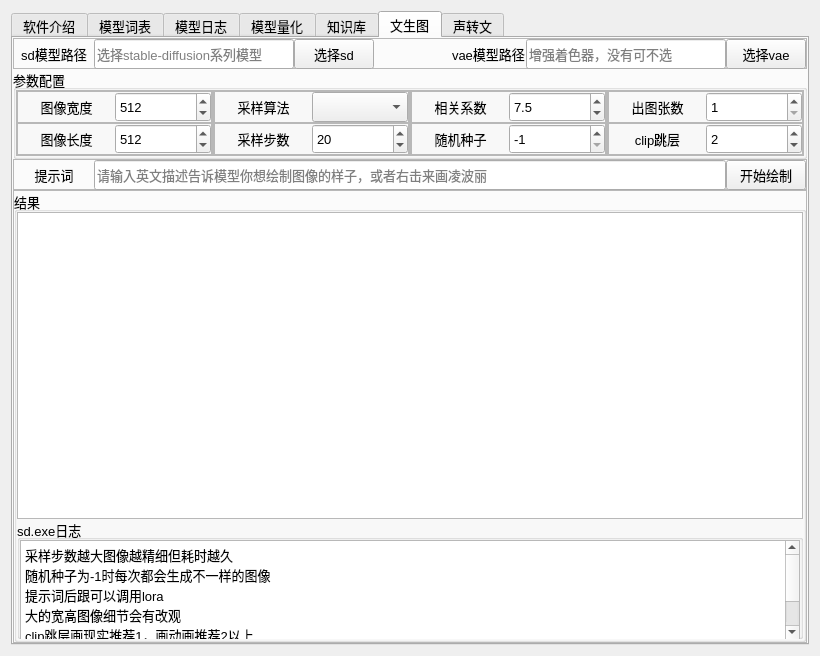
Before: the Qt Designer form expend.ui in ylsdamxssjxxdd/eva, drawn with Qt 5.
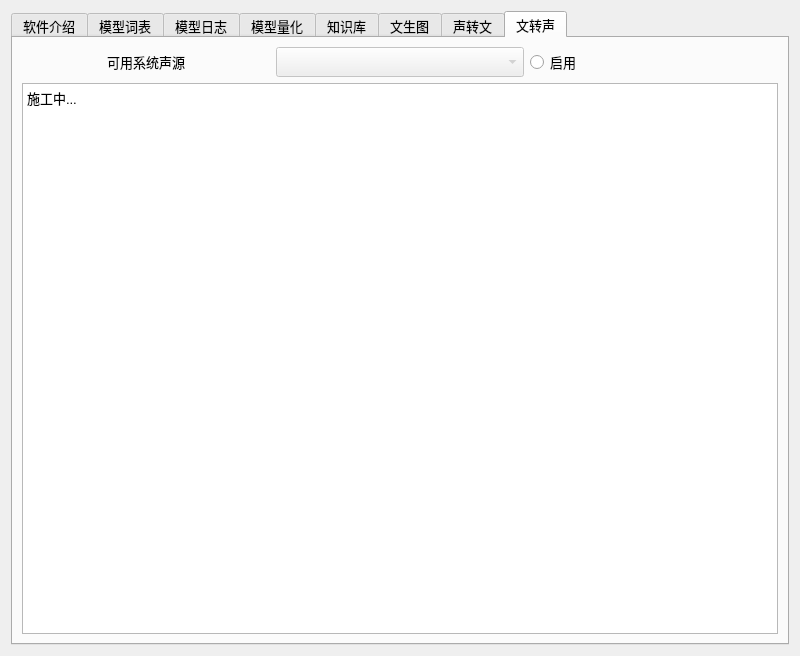
After: the same form once the commit is applied.

Commit message: 添加文转声选项卡

Patch:
```diff
--- a/expend.ui
+++ b/expend.ui
@@ -6,7 +6,7 @@
    <rect>
     <x>0</x>
     <y>0</y>
-    <width>820</width>
+    <width>800</width>
     <height>650</height>
    </rect>
   </property>
@@ -23,7 +23,7 @@
       </font>
      </property>
      <property name="currentIndex">
-      <number>5</number>
+      <number>7</number>
      </property>
      <widget class="QWidget" name="tab_1">
       <attribute name="title">
@@ -1612,7 +1612,7 @@
                    <number>0</number>
                   </property>
                   <property name="text">
-                   <string>图像长度</string>
+                   <string>图像高度</string>
                   </property>
                   <property name="alignment">
                    <set>Qt::AlignCenter</set>
@@ -2765,6 +2765,91 @@
        </item>
       </layout>
      </widget>
+     <widget class="QWidget" name="tab_8">
+      <attribute name="title">
+       <string>文转声</string>
+      </attribute>
+      <layout class="QVBoxLayout" name="verticalLayout_14">
+       <item>
+        <layout class="QHBoxLayout" name="horizontalLayout_27">
+         <item>
+          <widget class="QLabel" name="label_14">
+           <property name="minimumSize">
+            <size>
+             <width>0</width>
+             <height>30</height>
+            </size>
+           </property>
+           <property name="maximumSize">
+            <size>
+             <width>16777215</width>
+             <height>30</height>
+            </size>
+           </property>
+           <property name="text">
+            <string>可用系统声源</string>
+           </property>
+           <property name="alignment">
+            <set>Qt::AlignCenter</set>
+           </property>
+          </widget>
+         </item>
+         <item>
+          <widget class="QComboBox" name="voice_source_comboBox">
+           <property name="enabled">
+            <bool>false</bool>
+           </property>
+           <property name="minimumSize">
+            <size>
+             <width>0</width>
+             <height>30</height>
+            </size>
+           </property>
+           <property name="maximumSize">
+            <size>
+             <width>16777215</width>
+             <height>30</height>
+            </size>
+           </property>
+          </widget>
+         </item>
+         <item>
+          <widget class="QRadioButton" name="voice_enable_radioButton">
+           <property name="minimumSize">
+            <size>
+             <width>0</width>
+             <height>30</height>
+            </size>
+           </property>
+           <property name="maximumSize">
+            <size>
+             <width>16777215</width>
+             <height>30</height>
+            </size>
+           </property>
+           <property name="text">
+            <string>启用</string>
+           </property>
+           <property name="checked">
+            <bool>false</bool>
+           </property>
+          </widget>
+         </item>
+        </layout>
+       </item>
+       <item>
+        <widget class="QTextEdit" name="voice_log">
+         <property name="html">
+          <string>&lt;!DOCTYPE HTML PUBLIC &quot;-//W3C//DTD HTML 4.0//EN&quot; &quot;http://www.w3.org/TR/REC-html40/strict.dtd&quot;&gt;
+&lt;html&gt;&lt;head&gt;&lt;meta name=&quot;qrichtext&quot; content=&quot;1&quot; /&gt;&lt;style type=&quot;text/css&quot;&gt;
+p, li { white-space: pre-wrap; }
+&lt;/style&gt;&lt;/head&gt;&lt;body style=&quot; font-family:'Arial'; font-size:10pt; font-weight:400; font-style:normal;&quot;&gt;
+&lt;p style=&quot; margin-top:0px; margin-bottom:0px; margin-left:0px; margin-right:0px; -qt-block-indent:0; text-indent:0px;&quot;&gt;施工中...&lt;/p&gt;&lt;/body&gt;&lt;/html&gt;</string>
+         </property>
+        </widget>
+       </item>
+      </layout>
+     </widget>
     </widget>
    </item>
   </layout>
```
The commit also changes 14 other files.
